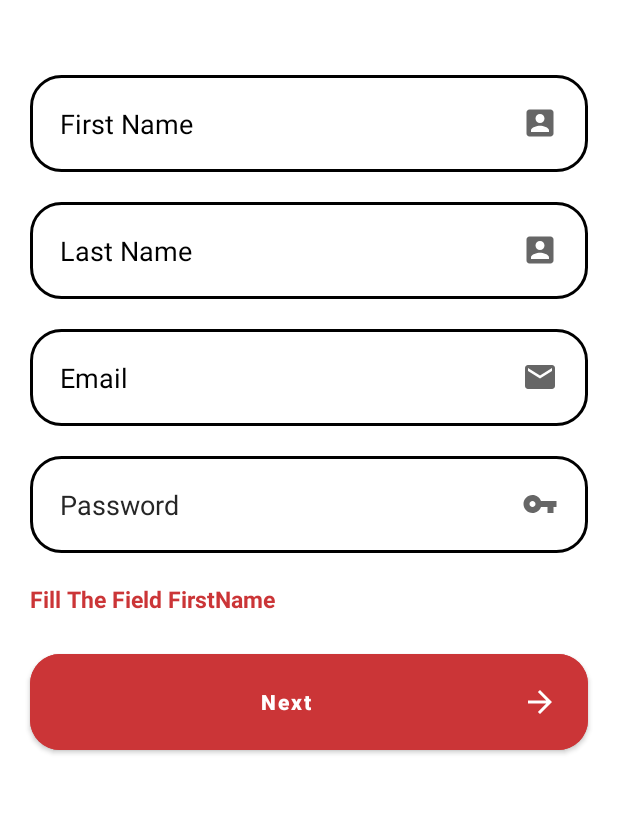
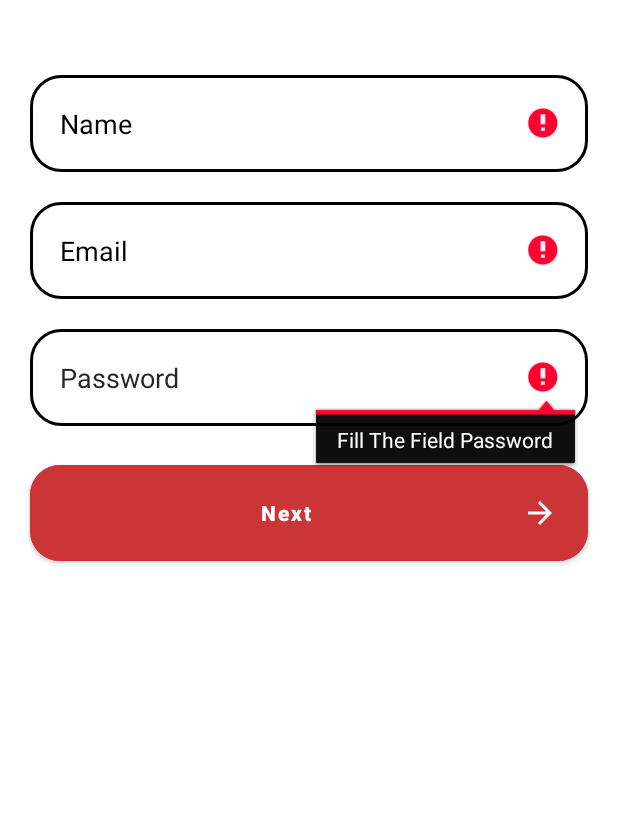
Before and after one commit to MrVictor42/myan, an Android app: the FormRegisterUserActivity screen opened directly, with no data from a screen before it, after a tap on "Next", on a phone screen of 412 x 824 dp, the part 114-928 px from its top. Run offline under Robolectric (Android 15) with nearby library versions, the phone set to English and light mode, and no system bars; our stand-ins replace Firebase (no records; nobody signed in at launch, a user with empty details on screens opened directly).

```diff
--- a/app/src/main/java/com/victor/myan/helper/AuxFunctionsHelper.kt
+++ b/app/src/main/java/com/victor/myan/helper/AuxFunctionsHelper.kt
@@ -3,6 +3,8 @@ package com.victor.myan.helper
 import android.content.Context
 import android.net.ConnectivityManager
 import android.net.NetworkInfo
+import android.widget.EditText
+import android.widget.TextView
 import com.google.firebase.auth.FirebaseAuth
 import com.victor.myan.enums.DaysEnum
 import com.victor.myan.enums.MonthsEnum
@@ -14,16 +16,24 @@ import java.util.Date
 
 class AuxFunctionsHelper {
 
-    fun validateFields(firstName: String, lastName: String, email : String, password : String): String {
+    fun validateField(field : String, editText: EditText): Boolean {
         return when {
-            firstName.isEmpty() -> capitalize("fill the field firstName")
-            firstName.length < 3 -> capitalize("insert the firstName with for more than 3 characters")
-            lastName.isEmpty() -> capitalize("fill the field lastName")
-            lastName.length < 3 -> capitalize("insert the lastName with for more than 3 characters")
-            email.isEmpty() -> capitalize("fill the field email!")
-            password.isEmpty() -> capitalize("fill the field password!")
-            email.isEmpty() || password.isEmpty() -> capitalize("please, fill all fields")
-            else -> ""
+            field.isEmpty() -> {
+                editText.error = capitalize("fill the field ${editText.hint}")
+                editText.requestFocus()
+                false
+            }
+            field.length < 3 -> {
+                editText.error = capitalize(
+                    "please, insert the field ${editText.hint} with more 3 characters"
+                )
+                editText.requestFocus()
+                false
+            }
+            else -> {
+                editText.clearFocus()
+                true
+            }
         }
     }
 
@@ -32,7 +42,7 @@ class AuxFunctionsHelper {
         var output = ""
 
         for(word in words) {
-            output += word.capitalize(Locale.ENGLISH) + " "
+            output += word.replaceFirstChar { if (it.isLowerCase()) it.titlecase(Locale.ENGLISH) else it.toString() } + " "
         }
         output = output.trim()
         return output
--- /dev/null
+++ b/app/src/main/java/com/victor/myan/model/User.kt
@@ -0,0 +1,6 @@
+package com.victor.myan.model
+
+class User {
+    var name : String = ""
+    var email : String = ""
+}
--- a/app/src/main/res/layout/activity_form_login.xml
+++ b/app/src/main/res/layout/activity_form_login.xml
@@ -38,14 +38,14 @@
         app:layout_constraintStart_toStartOf="parent"
         app:layout_constraintEnd_toEndOf="parent"
         app:layout_constraintTop_toBottomOf="@id/toolbar"
-    />
+        android:autofillHints="false" />
 
     <EditText
         android:id="@+id/edit_password"
         android:layout_width="match_parent"
         android:layout_height="wrap_content"
         android:hint="@string/password"
-        android:autofillHints="true"
+        android:autofillHints="false"
         android:textColorHint="@color/black_gray"
         android:layout_marginTop="20dp"
         android:background="@drawable/edit_text_shape"
--- a/app/src/main/res/layout/activity_form_register_user.xml
+++ b/app/src/main/res/layout/activity_form_register_user.xml
@@ -1,5 +1,5 @@
 <?xml version="1.0" encoding="utf-8"?>
-<LinearLayout
+<androidx.constraintlayout.widget.ConstraintLayout
     xmlns:android="http://schemas.android.com/apk/res/android"
     xmlns:tools="http://schemas.android.com/tools"
     xmlns:app="http://schemas.android.com/apk/res-auto"
@@ -11,15 +11,19 @@
 >
     <include
         layout="@layout/toolbar_logo"
+        android:id="@+id/toolbar"
         android:layout_width="match_parent"
         android:layout_height="wrap_content"
+        app:layout_constraintTop_toTopOf="parent"
+        app:layout_constraintStart_toStartOf="parent"
+        app:layout_constraintEnd_toEndOf="parent"
     />
 
     <EditText
-        android:id="@+id/edit_first_name"
+        android:id="@+id/edit_name"
         android:layout_width="match_parent"
         android:layout_height="wrap_content"
-        android:hint="@string/first_name"
+        android:hint="@string/name"
         android:textColorHint="@color/black"
         android:layout_marginTop="50dp"
         android:layout_marginStart="20dp"
@@ -31,25 +35,11 @@
         android:background="@drawable/edit_text_shape"
         android:drawableEnd="@drawable/ic_user"
         android:textColor="@color/black"
-        android:inputType="none"/>
-
-    <EditText
-        android:id="@+id/edit_last_name"
-        android:layout_width="match_parent"
-        android:layout_height="wrap_content"
-        android:hint="@string/last_name"
-        android:textColorHint="@color/black"
-        android:layout_marginTop="20dp"
-        android:layout_marginStart="20dp"
-        android:layout_marginEnd="20dp"
-        android:textSize="18sp"
-        android:autofillHints="true"
-        android:maxLines="1"
-        android:padding="20dp"
-        android:background="@drawable/edit_text_shape"
-        android:drawableEnd="@drawable/ic_user"
-        android:textColor="@color/black"
-        android:inputType="none"/>
+        android:inputType="none"
+        app:layout_constraintTop_toBottomOf="@id/toolbar"
+        app:layout_constraintStart_toStartOf="@id/toolbar"
+        app:layout_constraintEnd_toEndOf="@id/toolbar"
+    />
 
     <EditText
         android:id="@+id/edit_email"
@@ -68,6 +58,9 @@
         android:drawableEnd="@drawable/ic_email"
         android:textColor="@color/black"
         android:inputType="textEmailAddress"
+        app:layout_constraintTop_toBottomOf="@id/edit_name"
+        app:layout_constraintStart_toStartOf="@id/toolbar"
+        app:layout_constraintEnd_toEndOf="@id/toolbar"
     />
 
     <EditText
@@ -87,24 +80,8 @@
         android:textColor="@color/black"
         android:inputType="textPassword"
         app:layout_constraintTop_toBottomOf="@id/edit_email"
-        app:layout_constraintStart_toStartOf="parent"
-        app:layout_constraintEnd_toEndOf="parent"
-    />
-
-    <TextView
-        android:id="@+id/message_error"
-        android:layout_width="match_parent"
-        android:layout_height="wrap_content"
-        android:textColor="@color/red"
-        android:textSize="15sp"
-        android:textStyle="bold"
-        android:layout_marginStart="20dp"
-        android:layout_marginEnd="20dp"
-        android:layout_marginTop="20dp"
-        android:layout_gravity="center"
-        app:layout_constraintTop_toBottomOf="@id/edit_password"
-        app:layout_constraintStart_toStartOf="parent"
-        app:layout_constraintEnd_toEndOf="parent"
+        app:layout_constraintStart_toStartOf="@id/toolbar"
+        app:layout_constraintEnd_toEndOf="@id/toolbar"
     />
 
     <Button
@@ -123,9 +100,21 @@
         android:layout_marginTop="20dp"
         android:layout_marginBottom="20dp"
         android:drawableEnd="@drawable/ic_arrow_forward"
-        app:layout_constraintTop_toBottomOf="@id/message_error"
-        app:layout_constraintStart_toStartOf="parent"
-        app:layout_constraintEnd_toEndOf="parent"
-        app:layout_constraintBottom_toBottomOf="parent"
+        app:layout_constraintStart_toStartOf="@id/toolbar"
+        app:layout_constraintEnd_toEndOf="@id/toolbar"
+        app:layout_constraintTop_toBottomOf="@id/edit_password"
     />
-</LinearLayout>
+
+    <ProgressBar
+        android:id="@+id/progress_bar_register"
+        android:layout_width="wrap_content"
+        android:layout_height="wrap_content"
+        android:indeterminateTint="@color/green_light"
+        android:layout_marginTop="20dp"
+        android:layout_marginBottom="20dp"
+        android:visibility="gone"
+        app:layout_constraintTop_toBottomOf="@id/btn_register"
+        app:layout_constraintStart_toStartOf="@id/toolbar"
+        app:layout_constraintEnd_toEndOf="@id/toolbar"
+    />
+</androidx.constraintlayout.widget.ConstraintLayout>
--- a/app/src/main/res/values/strings.xml
+++ b/app/src/main/res/values/strings.xml
@@ -5,8 +5,7 @@
     <string name="password">Password</string>
     <string name="message_register">Register</string>
     <string name="forgot_password">Forgot Password?</string>
-    <string name="first_name">First Name</string>
-    <string name="last_name">Last Name</string>
+    <string name="name">Name</string>
     <string name="register">Register</string>
     <string name="next">Next</string>
     <string name="logout">Logout</string>
```
Also changed, not shown: app/src/main/java/com/victor/myan/screens/FormRegisterUserActivity.kt (+78 -44 lines).
